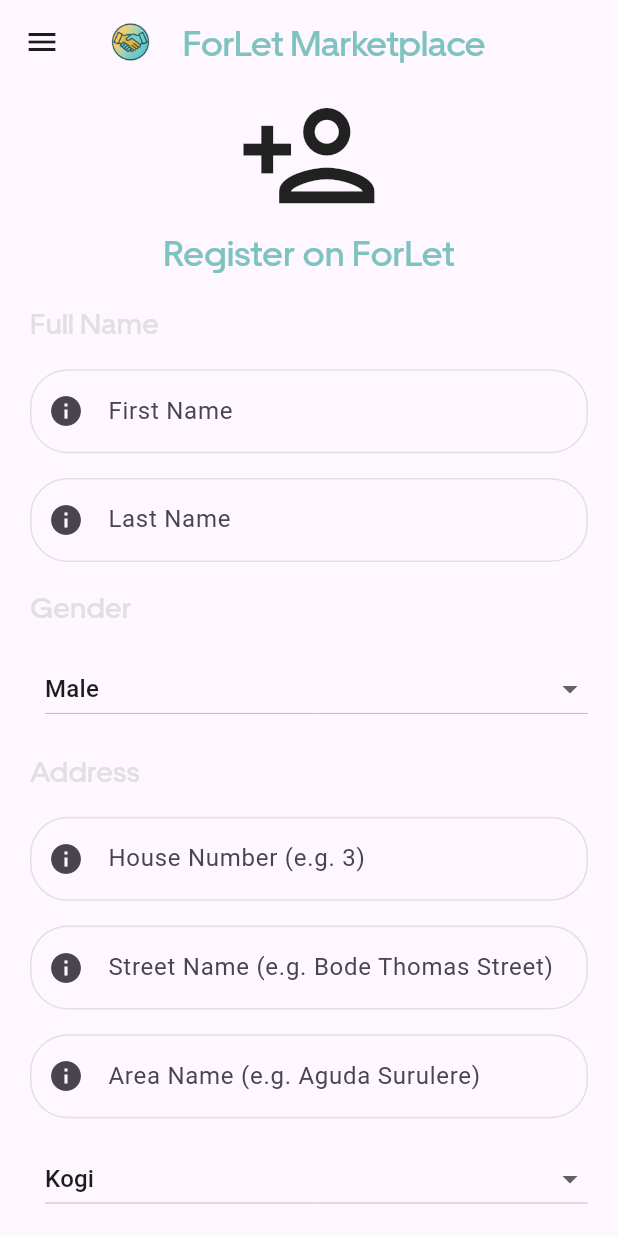
After one commit to realoneolawale/flutter-forlet-marketplace-ng, a Flutter app: the LoginScreen screen opened directly, after a tap on "Not yet a member? Click here to register", on a phone screen of 412 x 824 dp. The commit adds this screen. Run offline on Flutter 3.47's test engine with Material 3 defaults, Android fonts, the phone set to English and light mode, and no system bars; our stand-ins replace sizer.

Commit message:
Added the register screen and navigation

```diff
--- a/lib/constants/constant.dart
+++ b/lib/constants/constant.dart
@@ -1,5 +1,7 @@
 import 'package:flutter/material.dart';
 import 'package:forlet_marketplace_ng/constants/text_style.dart';
+import 'package:forlet_marketplace_ng/screens/home_screen.dart';
+import 'package:forlet_marketplace_ng/screens/login_screen.dart';
 import 'package:sizer/sizer.dart';
 
 import 'colors.dart';
@@ -34,7 +36,8 @@ AppBar appBar = AppBar(
   centerTitle: true,
 );
 
-Drawer appDrawer = Drawer(
+Drawer appDrawer(BuildContext context) {
+  return Drawer(
     child: ListView(
       padding: EdgeInsets.zero,
       children: [
@@ -53,6 +56,18 @@ Drawer appDrawer = Drawer(
               Text("$AppName Menu"),
             ],
           ),
+        ),
+        ListTile(
+          title: Row(
+            children: [
+              Icon(Icons.home_outlined),
+              SizedBox(
+                width: 2.w,
+              ),
+              Text('Home'),
+            ],
+          ),
+          onTap: () => viewHomeScreen(context),
         ),
         ListTile(
           title: Row(
@@ -76,8 +91,20 @@ Drawer appDrawer = Drawer(
               Text('My Account'),
             ],
           ),
-        onTap: () {},
+          onTap: () => viewLoginScreen(context),
         ),
       ],
     ),
   );
+}
+
+// app functions
+void viewLoginScreen(BuildContext context) {
+  Navigator.pushAndRemoveUntil(context,
+      MaterialPageRoute(builder: (context) => LoginScreen()), (route) => false);
+}
+
+void viewHomeScreen(BuildContext context) {
+  Navigator.pushAndRemoveUntil(context,
+      MaterialPageRoute(builder: (context) => HomeScreen()), (route) => false);
+}
--- a/lib/main.dart
+++ b/lib/main.dart
@@ -2,7 +2,7 @@ import 'package:flutter/material.dart';
 import 'package:forlet_marketplace_ng/constants/constant.dart';
 import 'package:forlet_marketplace_ng/provider/account_provider.dart';
 import 'package:forlet_marketplace_ng/provider/home_provider.dart';
-import 'package:forlet_marketplace_ng/screens/location_screen.dart';
+import 'package:forlet_marketplace_ng/screens/home_screen.dart';
 import 'package:provider/provider.dart';
 import 'package:sizer/sizer.dart';
 
@@ -24,7 +24,7 @@ class MyApp extends StatelessWidget {
           debugShowCheckedModeBanner: false,
           title: AppName,
           theme: ThemeData(),
-          home: LocationScreen(),
+          home: HomeScreen(),
         ),
       );
     });
--- a/lib/screens/home_screen.dart
+++ b/lib/screens/home_screen.dart
@@ -2,6 +2,7 @@ import 'package:flutter/material.dart';
 import 'package:forlet_marketplace_ng/constants/colors.dart';
 import 'package:forlet_marketplace_ng/constants/constant.dart';
 import 'package:forlet_marketplace_ng/constants/text_style.dart';
+import 'package:forlet_marketplace_ng/screens/location_screen.dart';
 import 'package:sizer/sizer.dart';
 
 class HomeScreen extends StatefulWidget {
@@ -12,11 +13,19 @@ class HomeScreen extends StatefulWidget {
 }
 
 class _HomeScreenState extends State<HomeScreen> {
+  // app functions
+  void viewLocationScreen() {
+    Navigator.pushAndRemoveUntil(
+        context,
+        MaterialPageRoute(builder: (context) => LocationScreen()),
+        (route) => false);
+  }
+
   @override
   Widget build(BuildContext context) {
     return Scaffold(
       appBar: appBar,
-      drawer: appDrawer,
+      drawer: appDrawer(context),
       body: SafeArea(
         child: Padding(
           padding: const EdgeInsets.fromLTRB(8.0, 0, 8.0, 8.0),
@@ -45,6 +54,7 @@ class _HomeScreenState extends State<HomeScreen> {
                 height: 2.h,
               ),
               InkWell(
+                onTap: viewLocationScreen,
                 child: Center(
                   child: Row(
                     mainAxisSize: MainAxisSize.min,
@@ -57,7 +67,6 @@ class _HomeScreenState extends State<HomeScreen> {
                     ],
                   ),
                 ),
-                onTap: () {},
               ),
               SizedBox(
                 height: 2.h,
--- a/lib/screens/location_screen.dart
+++ b/lib/screens/location_screen.dart
@@ -1,5 +1,6 @@
 import 'package:flutter/material.dart';
 import 'package:forlet_marketplace_ng/constants/text_style.dart';
+import 'package:forlet_marketplace_ng/screens/home_screen.dart';
 import 'package:sizer/sizer.dart';
 
 import '../constants/colors.dart';
@@ -13,11 +14,21 @@ class LocationScreen extends StatefulWidget {
 }
 
 class _LocationScreenState extends State<LocationScreen> {
+  // app function
+  void viewHomeScreen() {
+    void viewLocationScreen() {
+      Navigator.pushAndRemoveUntil(
+          context,
+          MaterialPageRoute(builder: (context) => HomeScreen()),
+          (route) => false);
+    }
+  }
+
   @override
   Widget build(BuildContext context) {
     return Scaffold(
       appBar: appBar,
-      drawer: appDrawer,
+      drawer: appDrawer(context),
       body: SafeArea(
         child: Padding(
           padding: const EdgeInsets.fromLTRB(20.0, 0, 20.0, 8.0),
@@ -57,7 +68,7 @@ class _LocationScreenState extends State<LocationScreen> {
                 onChanged: (value) {},
               ),
               SizedBox(
-                height: 8.0,
+                height: 2.h,
               ),
               DropdownButton<String>(
                 value: 'Abuja',
@@ -72,12 +83,12 @@ class _LocationScreenState extends State<LocationScreen> {
                 onChanged: (value) {},
               ),
               SizedBox(
-                height: 24.0,
+                height: 2.h,
               ),
               Padding(
                 padding: EdgeInsets.all(20.0),
                 child: ElevatedButton(
-                  onPressed: () {},
+                  onPressed: viewHomeScreen,
                   style: ElevatedButton.styleFrom(
                     backgroundColor: turquoise,
                     //minimumSize: const Size(double.infinity, 50),
--- a/lib/screens/login_screen.dart
+++ b/lib/screens/login_screen.dart
@@ -1,5 +1,6 @@
 import 'package:flutter/material.dart';
 import 'package:forlet_marketplace_ng/constants/colors.dart';
+import 'package:forlet_marketplace_ng/screens/register_screen.dart';
 import 'package:sizer/sizer.dart';
 
 import '../constants/constant.dart';
@@ -13,11 +14,19 @@ class LoginScreen extends StatefulWidget {
 }
 
 class _LoginScreenState extends State<LoginScreen> {
+  // app functions
+  void viewRegisterScreen() {
+    Navigator.pushAndRemoveUntil(
+        context,
+        MaterialPageRoute(builder: (context) => RegisterScreen()),
+        (route) => false);
+  }
+
   @override
   Widget build(BuildContext context) {
     return Scaffold(
       appBar: appBar,
-      drawer: appDrawer,
+      drawer: appDrawer(context),
       body: SafeArea(
         child: Padding(
           padding: const EdgeInsets.fromLTRB(8.0, 0, 8.0, 8.0),
@@ -55,7 +64,7 @@ class _LoginScreenState extends State<LoginScreen> {
                 ),
               ),
               SizedBox(
-                height: 8.0,
+                height: 1.h,
               ),
               TextField(
                 onChanged: (value) {},
@@ -69,7 +78,7 @@ class _LoginScreenState extends State<LoginScreen> {
                 ),
               ),
               SizedBox(
-                height: 24.0,
+                height: 2.h,
               ),
               Padding(
                 padding: EdgeInsets.all(20.0),
@@ -86,6 +95,16 @@ class _LoginScreenState extends State<LoginScreen> {
                   ),
                 ),
               ),
+              SizedBox(
+                height: 2.h,
+              ),
+              InkWell(
+                onTap: viewRegisterScreen,
+                child: Text(
+                  'Not yet a member? Click here to register.',
+                  style: AppTextStyles.body16,
+                ),
+              ),
             ],
           ),
         ),
--- /dev/null
+++ b/lib/screens/register_screen.dart
@@ -0,0 +1,276 @@
+import 'package:flutter/material.dart';
+import 'package:sizer/sizer.dart';
+
+import '../constants/colors.dart';
+import '../constants/constant.dart';
+import '../constants/text_style.dart';
+
+class RegisterScreen extends StatefulWidget {
+  const RegisterScreen({super.key});
+
+  @override
+  State<RegisterScreen> createState() => _RegisterScreenState();
+}
+
+class _RegisterScreenState extends State<RegisterScreen> {
+  @override
+  Widget build(BuildContext context) {
+    return Scaffold(
+      appBar: appBar,
+      drawer: appDrawer(context),
+      body: SafeArea(
+        child: SingleChildScrollView(
+          child: Padding(
+            padding: const EdgeInsets.fromLTRB(20.0, 0, 20.0, 8.0),
+            child: Column(
+              crossAxisAlignment: CrossAxisAlignment.start,
+              children: [
+                Align(
+                  alignment: Alignment.center,
+                  child: Column(
+                    children: [
+                      Icon(
+                        Icons.person_add_outlined,
+                        size: 40.sp,
+                      ),
+                      Text(
+                        'Register on ForLet',
+                        style: AppTextStyles.heading20,
+                      ),
+                    ],
+                  ),
+                ),
+                SizedBox(
+                  height: 2.h,
+                ),
+                Text(
+                  'Full Name',
+                  style: AppTextStyles.body18.copyWith(color: greyShade3),
+                ),
+                SizedBox(
+                  height: 2.h,
+                ),
+                TextField(
+                  onChanged: (value) {},
+                  decoration: InputDecoration(
+                    hintText: 'First Name',
+                    prefixIcon: Icon(Icons.info),
+                    border: border,
+                    enabledBorder: border,
+                    focusedBorder: border,
+                  ),
+                ),
+                SizedBox(
+                  height: 2.h,
+                ),
+                TextField(
+                  onChanged: (value) {},
+                  decoration: InputDecoration(
+                    hintText: 'Last Name',
+                    prefixIcon: Icon(Icons.info),
+                    border: border,
+                    enabledBorder: border,
+                    focusedBorder: border,
+                  ),
+                ),
+                SizedBox(
+                  height: 2.h,
+                ),
+                Text(
+                  'Gender',
+                  style: AppTextStyles.body18.copyWith(color: greyShade3),
+                ),
+                SizedBox(
+                  height: 2.h,
+                ),
+                Padding(
+                  padding: EdgeInsets.only(left: 10.0),
+                  child: DropdownButton<String>(
+                    value: 'Male',
+                    isExpanded: true,
+                    hint: Text(
+                      'Select a Gender',
+                      style: TextStyle(color: greyShade3, fontSize: 16),
+                    ),
+                    items: [
+                      'Male',
+                      'Female',
+                    ]
+                        .map((e) => DropdownMenuItem(value: e, child: Text(e)))
+                        .toList(),
+                    onChanged: (value) {},
+                  ),
+                ),
+                SizedBox(
+                  height: 2.h,
+                ),
+                Text(
+                  'Address',
+                  style: AppTextStyles.body18.copyWith(color: greyShade3),
+                ),
+                SizedBox(
+                  height: 2.h,
+                ),
+                TextField(
+                  onChanged: (value) {},
+                  keyboardType: TextInputType.number,
+                  decoration: InputDecoration(
+                    hintText: 'House Number (e.g. 3)',
+                    prefixIcon: Icon(Icons.info),
+                    border: border,
+                    enabledBorder: border,
+                    focusedBorder: border,
+                  ),
+                ),
+                SizedBox(
+                  height: 2.h,
+                ),
+                TextField(
+                  onChanged: (value) {},
+                  keyboardType: TextInputType.text,
+                  decoration: InputDecoration(
+                    hintText: 'Street Name (e.g. Bode Thomas Street)',
+                    prefixIcon: Icon(Icons.info),
+                    border: border,
+                    enabledBorder: border,
+                    focusedBorder: border,
+                  ),
+                ),
+                SizedBox(
+                  height: 2.h,
+                ),
+                TextField(
+                  onChanged: (value) {},
+                  keyboardType: TextInputType.text,
+                  decoration: InputDecoration(
+                    hintText: 'Area Name (e.g. Aguda Surulere)',
+                    prefixIcon: Icon(Icons.info),
+                    border: border,
+                    enabledBorder: border,
+                    focusedBorder: border,
+                  ),
+                ),
+                SizedBox(
+                  height: 2.h,
+                ),
+                Padding(
+                  padding: const EdgeInsets.only(left: 10.0),
+                  child: DropdownButton<String>(
+                    value: 'Kogi',
+                    isExpanded: true,
+                    hint: Text(
+                      'Select a State',
+                      style: TextStyle(color: greyShade3, fontSize: 16),
+                    ),
+                    items: ['Kogi', 'Kwara', 'Kaduna']
+                        .map((e) => DropdownMenuItem(value: e, child: Text(e)))
+                        .toList(),
+                    onChanged: (value) {},
+                  ),
+                ),
+                SizedBox(
+                  height: 2.h,
+                ),
+                Padding(
+                  padding: const EdgeInsets.only(left: 10.0),
+                  child: DropdownButton<String>(
+                    value: 'Abuja',
+                    isExpanded: true,
+                    hint: Text(
+                      'Select an L.G.A',
+                      style: TextStyle(color: greyShade3, fontSize: 16),
+                    ),
+                    items: ['Abuja', 'Lagos', 'Benin']
+                        .map((e) => DropdownMenuItem(value: e, child: Text(e)))
+                        .toList(),
+                    onChanged: (value) {},
+                  ),
+                ),
+                SizedBox(
+                  height: 2.h,
+                ),
+                Text(
+                  'Others',
+                  style: AppTextStyles.body18.copyWith(color: greyShade3),
+                ),
+                SizedBox(
+                  height: 2.h,
+                ),
+                TextField(
+                  onChanged: (value) {},
+                  keyboardType: TextInputType.emailAddress,
+                  decoration: InputDecoration(
+                    hintText: 'Email',
+                    prefixIcon: Icon(Icons.email_outlined),
+                    border: border,
+                    enabledBorder: border,
+                    focusedBorder: border,
+                  ),
+                ),
+                SizedBox(
+                  height: 2.h,
+                ),
+                TextField(
+                  onChanged: (value) {},
+                  keyboardType: TextInputType.phone,
+                  decoration: InputDecoration(
+                    hintText: 'Phone Number',
+                    prefixIcon: Icon(Icons.phone_outlined),
+                    border: border,
+                    enabledBorder: border,
+                    focusedBorder: border,
+                  ),
+                ),
+                SizedBox(
+                  height: 2.h,
+                ),
+                TextField(
+                  onChanged: (value) {},
+                  obscureText: true,
+                  decoration: InputDecoration(
+                    hintText: 'Password',
+                    prefixIcon: Icon(Icons.password),
+                    border: border,
+                    enabledBorder: border,
+                    focusedBorder: border,
+                  ),
+                ),
+                SizedBox(
+                  height: 8.0,
+                ),
+                TextField(
+                  onChanged: (value) {},
+                  obscureText: true,
+                  decoration: InputDecoration(
+                    hintText: 'Confirm Password',
+                    prefixIcon: Icon(Icons.password),
+                    border: border,
+                    enabledBorder: border,
+                    focusedBorder: border,
+                  ),
+                ),
+                SizedBox(
+                  height: 2.h,
+                ),
+                Padding(
+                  padding: EdgeInsets.all(20.0),
+                  child: ElevatedButton(
+                    onPressed: () {},
+                    style: ElevatedButton.styleFrom(
+                      backgroundColor: turquoise,
+                      fixedSize: const Size(350, 50),
+                    ),
+                    child: const Text(
+                      'Register',
+                      style: TextStyle(color: Colors.black, fontSize: 16),
+                    ),
+                  ),
+                ),
+              ],
+            ),
+          ),
+        ),
+      ),
+    );
+  }
+}
```
Lines whose indentation alone changed are shown as unchanged.
